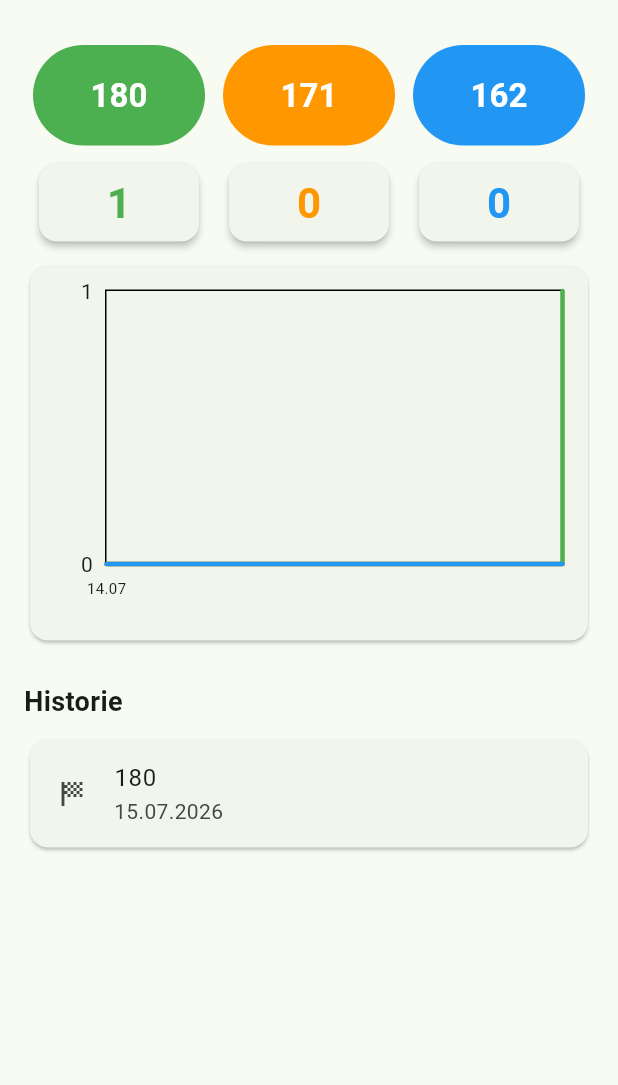
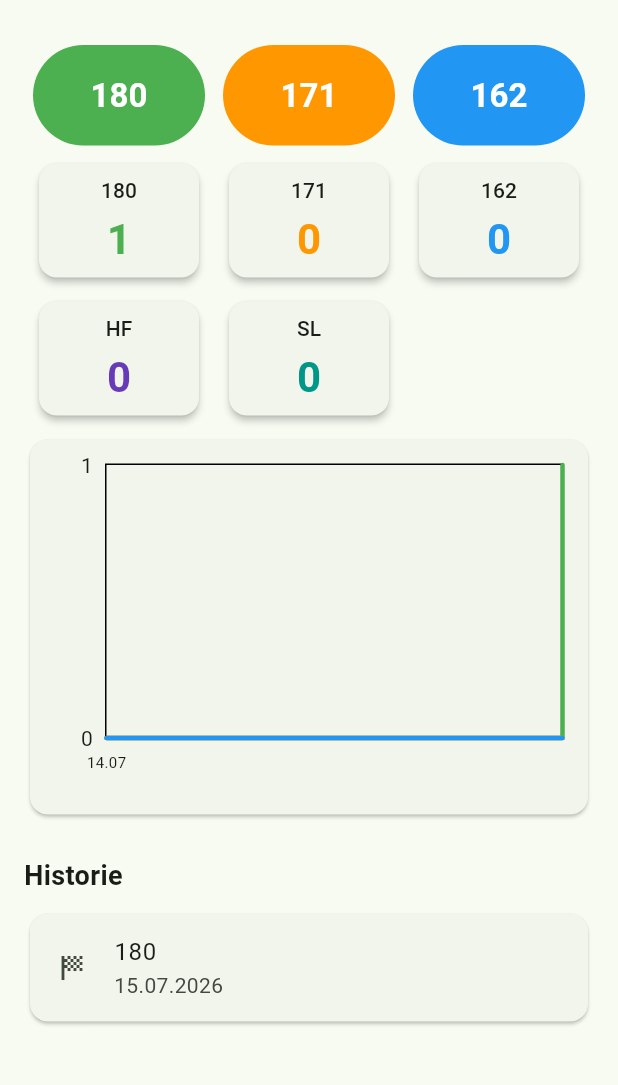
Before and after one commit to mammut1919/dart_tracker, a Flutter app: the screen it shows after launch, after a tap on "180", on a phone screen of 412 x 824 dp, the part 63-1148 px from its top. Run offline on Flutter 3.47's test engine with Material 3 defaults, Android fonts, the phone set to English and light mode, and no system bars; drawn by our look-alikes of fl_chart; our stand-ins replace drift, file_picker, shared_preferences; accounts and stored records are empty; generated files the repository leaves out were written again.

Commit message:
Add high finish and short leg entry types

```diff
--- a/lib/home_page.dart
+++ b/lib/home_page.dart
@@ -13,7 +13,7 @@ import 'settings/settings_repository.dart';
 import 'widgets/score_button.dart';
 import 'widgets/score_chart.dart';
 import 'widgets/score_entry_dialog.dart';
-import 'widgets/score_summary_card.dart';
+import 'widgets/entry_summary_card.dart';
 import 'widgets/settings_dialog.dart';
 
 enum _MenuAction {
@@ -44,6 +44,23 @@ class _HomePageState extends State<HomePage> {
   final DateFormat _dateFormat = DateFormat('dd.MM.yyyy');
 
   List<NewEntry> _entries = [];
+
+  int _countEntries({
+    required EntryType type,
+    int? value,
+  }) {
+    return _entries.where((entry) {
+      if (entry.type != type) {
+        return false;
+      }
+
+      if (value != null) {
+        return entry.value == value;
+      }
+
+      return true;
+    }).length;
+  }
 
   @override
   void initState() {
@@ -287,9 +304,25 @@ class _HomePageState extends State<HomePage> {
 
   @override
   Widget build(BuildContext context) {
-    final count180 = _entries.where((e) => e.value == 180).length;
-    final count171 = _entries.where((e) => e.value == 171).length;
-    final count162 = _entries.where((e) => e.value == 162).length;
+    final count180 = _countEntries(
+      type: EntryType.score,
+      value: 180,
+    );
+    final count171 = _countEntries(
+      type: EntryType.score,
+      value: 171,
+    );
+    final count162 = _countEntries(
+      type: EntryType.score,
+      value: 162,
+    );
+    final countHF = _countEntries(
+      type: EntryType.highFinish,
+    );
+
+    final countSL = _countEntries(
+      type: EntryType.shortLeg,
+    );
     return Scaffold(
       appBar: AppBar(
         title: const Text('Dart Tracker'),
@@ -349,7 +382,7 @@ class _HomePageState extends State<HomePage> {
               }).toList(),
             ),
             const SizedBox(height: 8),
-            // score summary cards
+            // score summary cards scores
             Row(
               children: defaultScores.map((definition) {
                 final rawCount = switch (definition.score) {
@@ -363,13 +396,41 @@ class _HomePageState extends State<HomePage> {
                 return Expanded(
                   child: Padding(
                     padding: const EdgeInsets.symmetric(horizontal: 6),
-                    child: ScoreSummaryCard(
+                    child: EntrySummaryCard(
                       count: displayCount,
                       color: definition.color,
+                      label: '${definition.score}',
                     ),
                   ),
                 );
               }).toList(),
+            ),
+            const SizedBox(height: 8),
+            // score summary cards other
+            Row(
+              children: [
+                Expanded(
+                  child: Padding(
+                    padding: const EdgeInsets.symmetric(horizontal: 6),
+                    child: EntrySummaryCard(
+                      count: countHF,
+                      color: Colors.deepPurple,
+                      label: 'HF',
+                    ),
+                  ),
+                ),
+                Expanded(
+                  child: Padding(
+                    padding: const EdgeInsets.symmetric(horizontal: 6),
+                    child: EntrySummaryCard(
+                      count: countSL,
+                      color: Colors.teal,
+                      label: 'SL',
+                    ),
+                  ),
+                ),
+                const Spacer(),
+              ],
             ),
             const SizedBox(height: 8),
             // score chart
@@ -400,9 +461,6 @@ class _HomePageState extends State<HomePage> {
                 itemCount: _entries.length,
                 itemBuilder: (context, index) {
                   final entry = _entries[index];
-debugPrint(
-  'Entry: type=${entry.type}, value=${entry.value}',
-);
                   return Dismissible(
                     key: ValueKey(entry.id),
                     direction: DismissDirection.endToStart,
--- a/lib/widgets/score_summary_card.dart
+++ b/lib/widgets/entry_summary_card.dart
@@ -1,12 +1,14 @@
 import 'package:flutter/material.dart';
 
-class ScoreSummaryCard extends StatelessWidget {
-  const ScoreSummaryCard({
+class EntrySummaryCard extends StatelessWidget {
+  const EntrySummaryCard({
     super.key,
+    required this.label,
     required this.count,
     required this.color,
   });
 
+  final String label;
   final int count;
   final Color color;
 
@@ -22,12 +24,16 @@ class ScoreSummaryCard extends StatelessWidget {
         child: Column(
           children: [
             Text(
+              label,
+              style: Theme.of(context).textTheme.labelLarge,
+            ),
+            const SizedBox(height: 4),
+            Text(
               '$count',
               style: Theme.of(context).textTheme.headlineMedium?.copyWith(
                     fontWeight: FontWeight.bold,
                     color: color,
                   ),
-
             ),
           ],
         ),
```
